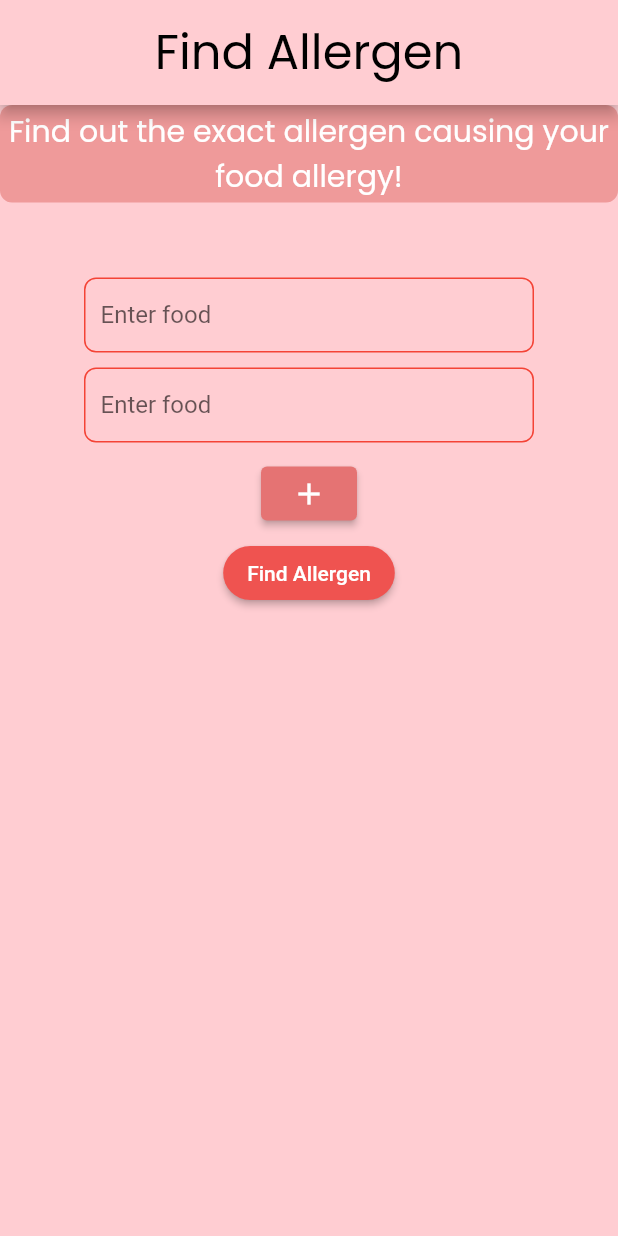
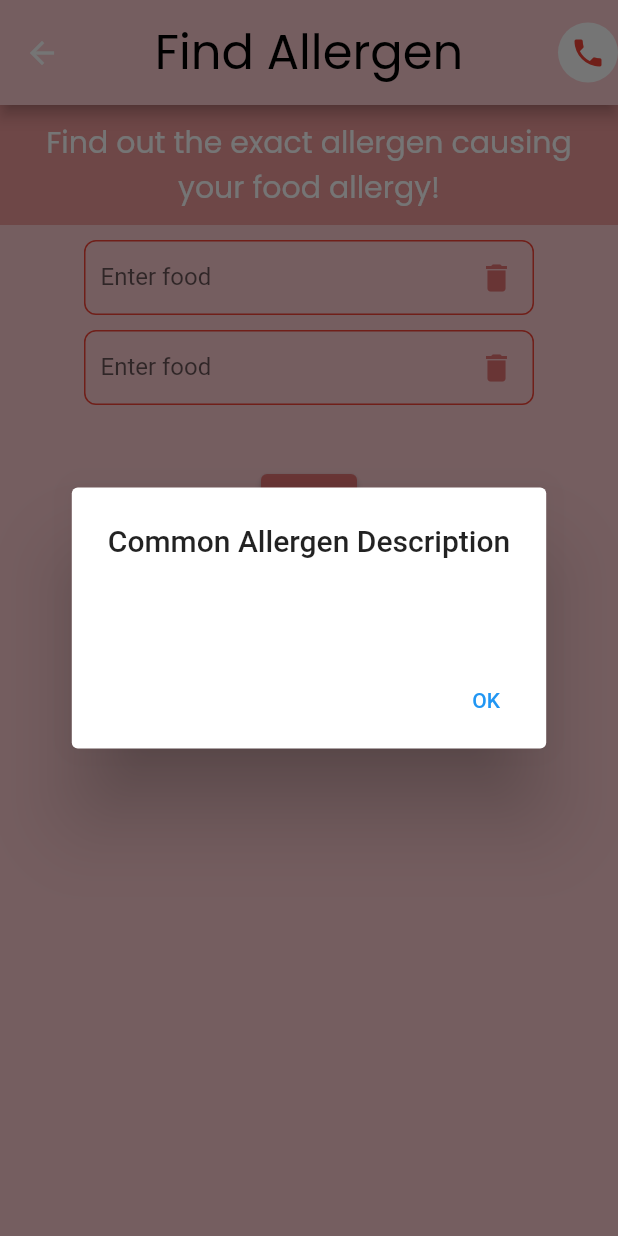
Before and after one commit to gavin331/orbital, a Flutter app: the FindAllergen screen opened directly, after a tap on the "add" icon, after a tap on "Find Allergen", on a phone screen of 412 x 824 dp. Run offline on Flutter 3.47's test engine with Material 2 defaults, Android fonts, the phone set to English and light mode, and no system bars; our stand-ins replace cloud_firestore, firebase_auth, firebase_core, flutter_sticky_header; accounts and stored records are empty.

Commit message:
FindAllergen query implemented, needs to be refined

```diff
--- a/lib/screens/FindAllergen.dart
+++ b/lib/screens/FindAllergen.dart
@@ -1,6 +1,6 @@
 import 'package:flutter/material.dart';
-// import 'package:orbital_appllergy/service/AuthService.dart';
 import 'package:flutter_sticky_header/flutter_sticky_header.dart';
+import 'package:cloud_firestore/cloud_firestore.dart';
 
 class FindAllergen extends StatefulWidget {
   const FindAllergen({Key? key}) : super(key: key);
@@ -10,53 +10,7 @@ class FindAllergen extends StatefulWidget {
 }
 
 class _FindAllergenState extends State<FindAllergen> {
-  List<Widget> widgets = [
-    Container(
-      width: 300,
-      decoration: BoxDecoration(
-        border: Border.all(
-          color: Colors.red,
-          width: 1.0,
-        ),
-        borderRadius: BorderRadius.circular(8.0),
-      ),
-      child: TextFormField(
-        decoration: InputDecoration(
-          hintText: 'Enter food',
-          border: InputBorder.none,
-          contentPadding: EdgeInsets.symmetric(horizontal: 10, vertical: 8),
-        ),
-      ),
-    ),
-  ];
-
-  void toggle() {
-    setState(() {
-      widgets.add(
-        const SizedBox(height: 10),
-      );
-      widgets.add(
-        Container(
-          width: 300,
-          decoration: BoxDecoration(
-            border: Border.all(
-              color: Colors.red, // Border color
-              width: 1.0, // Border width
-            ),
-            borderRadius: BorderRadius.circular(8.0), // Border radius
-          ),
-          child: TextFormField(
-            decoration: InputDecoration(
-              hintText: 'Enter food',
-              border: InputBorder.none, // Remove the default border
-              contentPadding: EdgeInsets.symmetric(horizontal: 10),
-              alignLabelWithHint: true,
-            ),
-          ),
-        ),
-      );
-    });
-  }
+  List<TextEditingController> listController = [TextEditingController()];
 
   @override
   Widget build(BuildContext context) {
@@ -74,26 +28,37 @@ class _FindAllergenState extends State<FindAllergen> {
         ),
         centerTitle: true,
         backgroundColor: Colors.red[100],
+        actions: [
+          //TODO: Put this in the reusable folder to cache it.
+          CircleAvatar(
+            backgroundColor: Colors.white,
+            child: IconButton(
+              onPressed: () {
+                // Calls the emergency contact
+              },
+              icon: const Icon(
+                Icons.phone,
+                color: Colors.red,
+              ),
+            ),
+          )
+        ],
       ),
       body: CustomScrollView(
         slivers: [
           SliverStickyHeader(
             header: Container(
-              height: 65,
-              decoration: BoxDecoration(
-                color: Colors.red[200]!,
-                borderRadius: BorderRadius.circular(8.0),
-              ),
-              child: Center(
-                child: Text(
+              color: Colors.red[200],
+              width: double.infinity,
+              padding: const EdgeInsets.all(10),
+              child: const Text(
                 'Find out the exact allergen causing your food allergy!',
                 style: TextStyle(
+                  fontSize: 20,
+                  fontFamily: 'Poppins',
                   color: Colors.white,
-                    fontSize: 20.0,
-                    fontFamily: 'Poppins',
                 ),
-                  textAlign: TextAlign.center, // Center the text
-                ),
+                textAlign: TextAlign.center,
               ),
             ),
             sliver: SliverList(
@@ -101,24 +66,130 @@ class _FindAllergenState extends State<FindAllergen> {
                     (context, index) {
                   return Column(
                     children: [
-                      SizedBox(height: 50.0),
-                      Column(
-                        children: widgets,
+                      const SizedBox(height: 10),
+                      Row(
+                        mainAxisAlignment: MainAxisAlignment.center,
+                        children: [
+                          Container(
+                            width: 300,
+                            decoration: BoxDecoration(
+                              border: Border.all(
+                                color: Colors.red,
+                                width: 1.0,
                               ),
-                      SizedBox(height: 10.0),
+                              borderRadius: BorderRadius.circular(8.0),
+                            ),
+                            child: TextFormField(
+                              controller: listController[index],
+                              decoration: InputDecoration(
+                                hintText: 'Enter food',
+                                border: InputBorder.none,
+                                contentPadding:
+                                const EdgeInsets.symmetric(
+                                    horizontal: 10, vertical: 14),
+                                suffixIcon: IconButton(
+                                  onPressed: () {
+                                    //Deletes the text field.
+                                    setState(() {
+                                      listController[index].clear();
+                                      listController[index].dispose();
+                                      listController.removeAt(index);
+                                    });
+                                  },
+                                  icon: Icon(
+                                    Icons.delete,
+                                    color: Colors.red[300],
+                                  ),
+                                ),
+                              ),
+                            ),
+                          ),
+                        ],
+                      ),
+                    ],
+                  );
+                },
+                childCount: listController.length,
+              ),
+            ),
+          ),
+
+          //Add button and Find Allergen Button
+          SliverPadding(
+            padding: const EdgeInsets.all(20.0),
+            sliver: SliverToBoxAdapter(
+              child: Column(
+                children: [
+                  const SizedBox(height: 20),
+
+                  //Add Button
                   ElevatedButton(
                     onPressed: () {
-                          toggle();
+                      setState(() {
+                        listController.add(TextEditingController());
+                      });
                     },
                     style: ElevatedButton.styleFrom(
                       backgroundColor: Colors.red[300],
                     ),
                     child: const Icon(Icons.add),
                   ),
-                      SizedBox(height: 5.0),
+                  const SizedBox(height: 5.0),
+
+                  //Find Allergen button
+                  // ElevatedButton(
+                  //   onPressed: () {
+                  //     // Finds allergen
+                  //   },
+                  //   style: ElevatedButton.styleFrom(
+                  //     backgroundColor: Colors.red[400],
+                  //     shape: RoundedRectangleBorder(
+                  //       borderRadius: BorderRadius.circular(20),
+                  //     ),
+                  //   ),
+                  //   child: const Text('Find Allergen'),
+                  // ),
                   ElevatedButton(
+                    onPressed: () async {
+                      // Get the entered food names from the text controllers
+                      List<String> foodNames = [];
+                      for (var controller in listController) {
+                        foodNames.add(controller.text.trim());
+                      }
+
+                      // Query the Firestore collection for the matching common names
+                      QuerySnapshot<Map<String, dynamic>> snapshot = await FirebaseFirestore.instance
+                          .collection('food_allergen')
+                          .where('Common Name', whereIn: foodNames)
+                          .get();
+
+                      // Extract the descriptions from the query snapshot
+                      List<String> descriptions = [];
+                      for (var doc in snapshot.docs) {
+                        descriptions.add(doc['Description'] as String);
+                      }
+
+                      // Find the common description among the matching common names
+                      String commonDescription = _findCommonDescription(descriptions);
+
+                      // Display the common description in a text box
+                      showDialog(
+                        context: context,
+                        builder: (BuildContext context) {
+                          return AlertDialog(
+                            title: const Text('Common Allergen Description'),
+                            content: Text(commonDescription),
+                            actions: [
+                              TextButton(
                                 onPressed: () {
-                          // Finds allergen
+                                  Navigator.of(context).pop();
+                                },
+                                child: const Text('OK'),
+                              ),
+                            ],
+                          );
+                        },
+                      );
                     },
                     style: ElevatedButton.styleFrom(
                       backgroundColor: Colors.red[400],
@@ -129,9 +200,6 @@ class _FindAllergenState extends State<FindAllergen> {
                     child: const Text('Find Allergen'),
                   ),
                 ],
-                  );
-                },
-                childCount: 1,
               ),
             ),
           ),
@@ -141,10 +209,26 @@ class _FindAllergenState extends State<FindAllergen> {
   }
 }
 
-void main() {
-  runApp(
-    const MaterialApp(
-      home: FindAllergen(),
-    ),
-  );
+String _findCommonDescription(List<String> descriptions) {
+  // Count the occurrences of each description
+  Map<String, int> descriptionCount = {};
+  for (var description in descriptions) {
+    if (descriptionCount.containsKey(description)) {
+      descriptionCount[description] = descriptionCount[description]! + 1;
+    } else {
+      descriptionCount[description] = 1;
     }
+  }
+
+  // Find the description with the maximum count
+  String commonDescription = '';
+  int maxCount = 0;
+  for (var entry in descriptionCount.entries) {
+    if (entry.value > maxCount) {
+      commonDescription = entry.key;
+      maxCount = entry.value;
+    }
+  }
+
+  return commonDescription;
+}
```
Also changed, not shown: pubspec.yaml (+12 -8 lines), pubspec.lock. Lines whose indentation alone changed are shown as unchanged.
